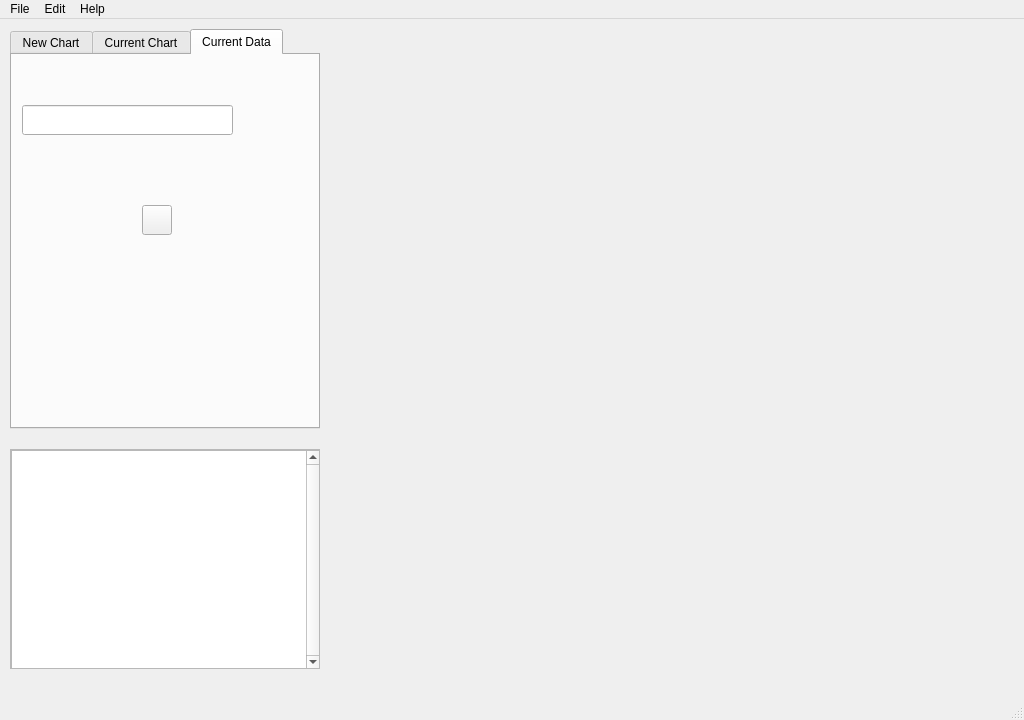
vialrogo/Weight-Queue-Validator, file wq_window.ui: the form before one commit.
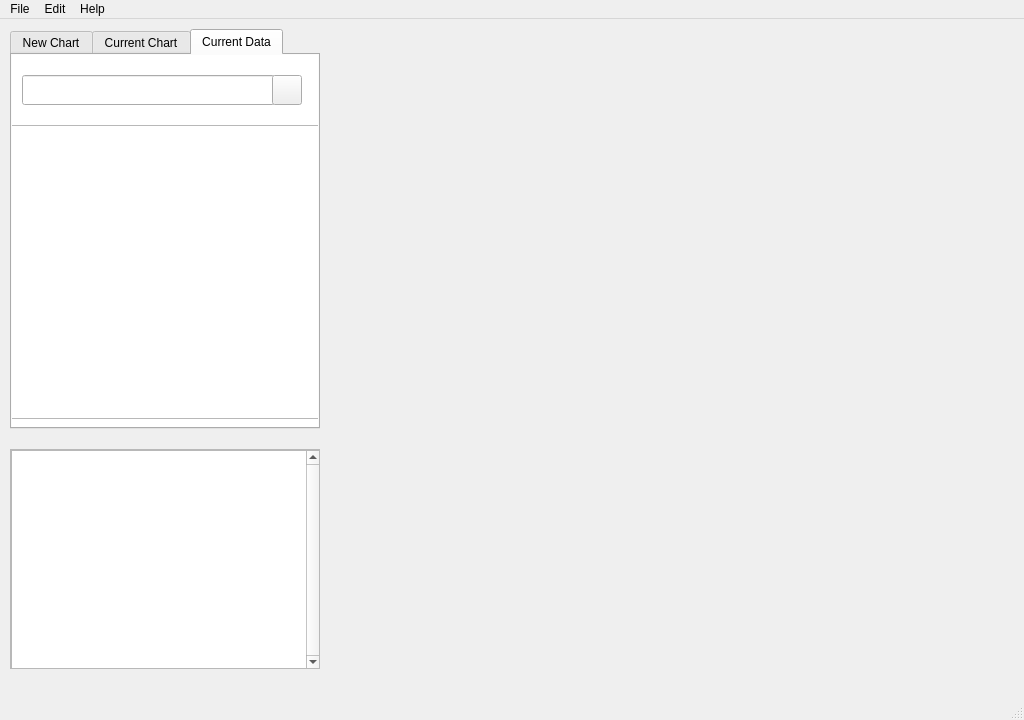
The form after the commit. The open tabs and pages were chosen to show the change. Icons and pictures are not drawn.

Commit message: Pequeña modificación en la interfáz para que en la pestaña Current no aparecieran los bordes del widget

```diff
--- a/wq_window.ui
+++ b/wq_window.ui
@@ -138,10 +138,14 @@
      </rect>
     </property>
     <property name="styleSheet">
-     <string notr="true"/>
+     <string notr="true">QWidget#widgetTabNew { background-color: white}
+
+QWidget#widgetTabCurrent { background-color: white}
+
+QWidget#widgetTabData { background-color: white}</string>
     </property>
     <property name="currentIndex">
-     <number>2</number>
+     <number>1</number>
     </property>
     <property name="tabsClosable">
      <bool>false</bool>
@@ -149,7 +153,7 @@
     <property name="movable">
      <bool>true</bool>
     </property>
-    <widget class="QWidget" name="widget">
+    <widget class="QWidget" name="widgetTabNew">
      <attribute name="title">
       <string>New Chart</string>
      </attribute>
@@ -158,7 +162,7 @@
        <rect>
         <x>0</x>
         <y>103</y>
-        <width>305</width>
+        <width>306</width>
         <height>262</height>
        </rect>
       </property>
@@ -171,7 +175,7 @@
        <rect>
         <x>0</x>
         <y>0</y>
-        <width>305</width>
+        <width>306</width>
         <height>100</height>
        </rect>
       </property>
@@ -284,7 +288,7 @@
       </property>
      </widget>
     </widget>
-    <widget class="QWidget" name="tabExistente">
+    <widget class="QWidget" name="widgetTabCurrent">
      <property name="styleSheet">
       <string notr="true"/>
      </property>
@@ -292,7 +296,7 @@
       <string>Current Chart</string>
      </attribute>
     </widget>
-    <widget class="QWidget" name="tabData">
+    <widget class="QWidget" name="widgetTabData">
      <attribute name="title">
       <string>Current Data</string>
      </attribute>
@@ -300,8 +304,8 @@
       <property name="geometry">
        <rect>
         <x>10</x>
-        <y>50</y>
-        <width>211</width>
+        <y>20</y>
+        <width>253</width>
         <height>30</height>
        </rect>
       </property>
@@ -309,8 +313,8 @@
      <widget class="QPushButton" name="pushButton">
       <property name="geometry">
        <rect>
-        <x>130</x>
-        <y>150</y>
+        <x>260</x>
+        <y>20</y>
         <width>30</width>
         <height>30</height>
        </rect>
@@ -329,6 +333,71 @@
        </size>
       </property>
      </widget>
+     <widget class="QScrollArea" name="scrollArea_2">
+      <property name="geometry">
+       <rect>
+        <x>-1</x>
+        <y>70</y>
+        <width>308</width>
+        <height>294</height>
+       </rect>
+      </property>
+      <property name="sizePolicy">
+       <sizepolicy hsizetype="Fixed" vsizetype="Fixed">
+        <horstretch>0</horstretch>
+        <verstretch>0</verstretch>
+       </sizepolicy>
+      </property>
+      <property name="minimumSize">
+       <size>
+        <width>308</width>
+        <height>294</height>
+       </size>
+      </property>
+      <property name="maximumSize">
+       <size>
+        <width>308</width>
+        <height>294</height>
+       </size>
+      </property>
+      <property name="styleSheet">
+       <string notr="true">QWidget#widgetDatos { background-color: white}</string>
+      </property>
+      <property name="widgetResizable">
+       <bool>true</bool>
+      </property>
+      <widget class="QWidget" name="widgetDatos">
+       <property name="geometry">
+        <rect>
+         <x>0</x>
+         <y>0</y>
+         <width>306</width>
+         <height>292</height>
+        </rect>
+       </property>
+       <property name="sizePolicy">
+        <sizepolicy hsizetype="Fixed" vsizetype="Fixed">
+         <horstretch>0</horstretch>
+         <verstretch>0</verstretch>
+        </sizepolicy>
+       </property>
+       <property name="minimumSize">
+        <size>
+         <width>306</width>
+         <height>292</height>
+        </size>
+       </property>
+       <property name="maximumSize">
+        <size>
+         <width>306</width>
+         <height>292</height>
+        </size>
+       </property>
+       <property name="styleSheet">
+        <string notr="true"/>
+       </property>
+      </widget>
+     </widget>
     </widget>
    </widget>
   </widget>
```
The commit also changes 3 other files.
